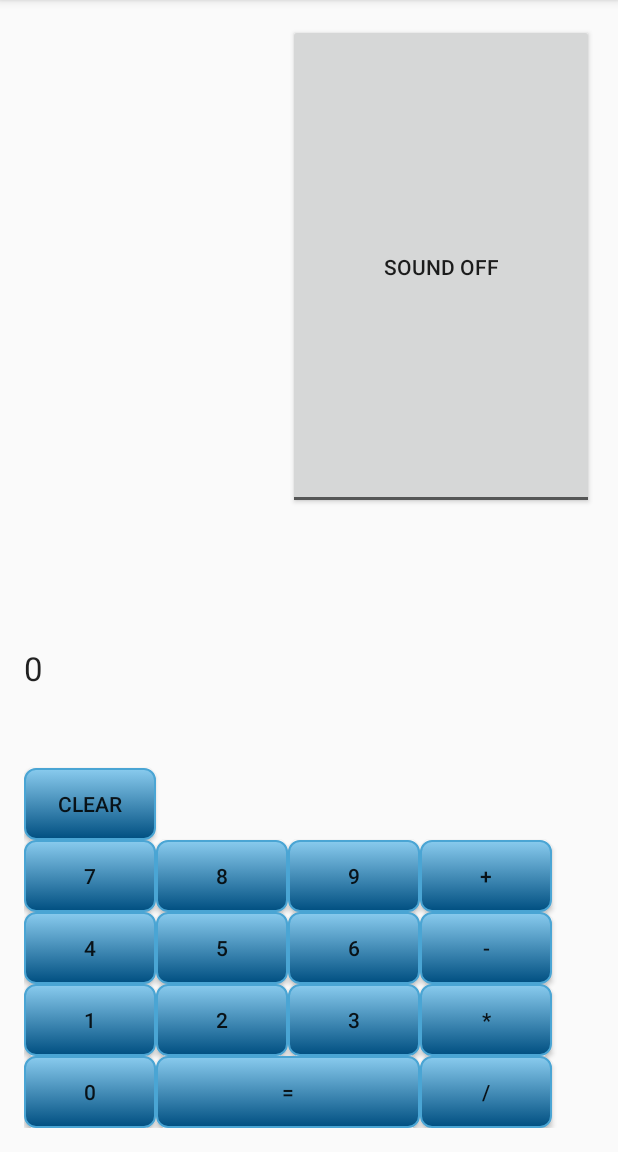
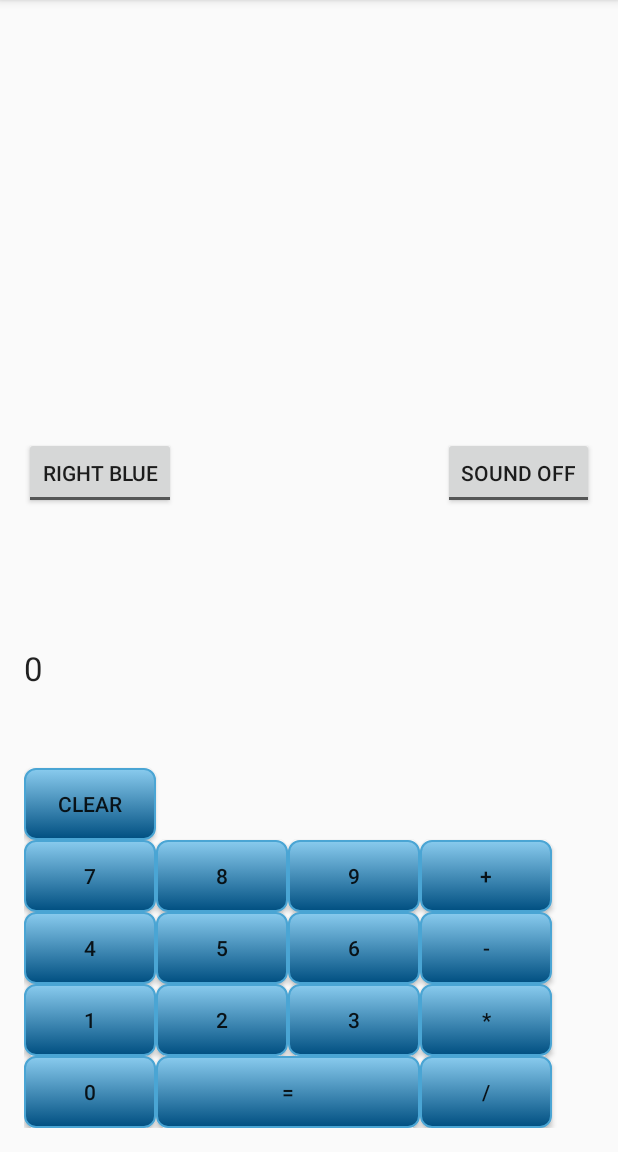
Before and after one commit to leighanneoh/CalculatorApp-master, an Android app: the screen it shows after launch (MainActivity), on a phone screen of 412 x 824 dp, the part 84-1236 px from its top. Run offline under Robolectric (Android 15) with nearby library versions, the phone set to English and light mode, and no system bars.

Commit message:
9/6/15 1717

```diff
--- a/app/src/main/java/com/example/bme590/calculatorapp/MainActivity.java
+++ b/app/src/main/java/com/example/bme590/calculatorapp/MainActivity.java
@@ -1,5 +1,6 @@
 package com.example.bme590.calculatorapp;
 
+import android.graphics.Color;
 import android.support.v7.app.AppCompatActivity;
 import android.os.Bundle;
 import android.view.Menu;
@@ -7,20 +8,30 @@ import android.view.MenuItem;
 import android.view.View;
 import android.widget.Button;
 import android.widget.CompoundButton;
+import android.widget.RelativeLayout;
 import android.widget.TextView;
 import android.widget.ToggleButton;
 import android.widget.CompoundButton;
 
 import java.util.ArrayList;
 
-public class MainActivity extends AppCompatActivity {
+import static com.example.bme590.calculatorapp.R.id.layout;
+
+public class MainActivity extends AppCompatActivity implements CompoundButton.OnCheckedChangeListener{
 
     boolean audio = false;
+    ToggleButton t;
+    RelativeLayout r;
+
 
     @Override
     protected void onCreate(Bundle savedInstanceState) {
         super.onCreate(savedInstanceState);
         setContentView(R.layout.activity_main);
+        t= (ToggleButton) findViewById(R.id.toggleButton2);
+        r = (RelativeLayout) findViewById(R.id.layout);
+        t.setOnCheckedChangeListener(this);
+
 
     }
 
@@ -210,4 +221,18 @@ public class MainActivity extends AppCompatActivity {
     }
 
 
+    @Override
+    public void onCheckedChanged(CompoundButton buttonView, boolean isChecked) {
+        if(isChecked)
+        {
+            r.setBackgroundColor(Color.rgb(86,160,211));
+
+        }
+        else
+        {
+            r.setBackgroundColor(Color.rgb(0,0,156));
+
+        }
+
+    }
 };
--- a/app/src/main/res/layout/activity_main.xml
+++ b/app/src/main/res/layout/activity_main.xml
@@ -3,8 +3,9 @@
     android:layout_height="match_parent" android:paddingLeft="@dimen/activity_horizontal_margin"
     android:paddingRight="@dimen/activity_horizontal_margin"
     android:paddingTop="@dimen/activity_vertical_margin"
+    android:id="@+id/layout"
     android:paddingBottom="@dimen/activity_vertical_margin" tools:context=".MainActivity"
- >
+>
 
     <Button
         android:layout_width="wrap_content"
@@ -195,10 +196,20 @@
         android:textOn="Sound On"
         android:id="@+id/toggleButton"
         android:onClick="changestate"
-        android:layout_alignParentEnd="true"
+        android:checked="false"
         android:layout_above="@+id/textView_commands"
-        android:layout_toEndOf="@+id/button8"
-        android:layout_alignParentTop="true" />
+        android:layout_alignParentEnd="true" />
+
+    <ToggleButton
+        android:layout_width="wrap_content"
+        android:layout_height="wrap_content"
+        android:text="New ToggleButton"
+        android:textOff="Right blue"
+        android:textOn="Wrong blue"
+        android:id="@+id/toggleButton2"
+        android:checked="false"
+        android:layout_above="@+id/textView_commands"
+        android:layout_alignParentStart="true" />
 
 
 </RelativeLayout>
```
